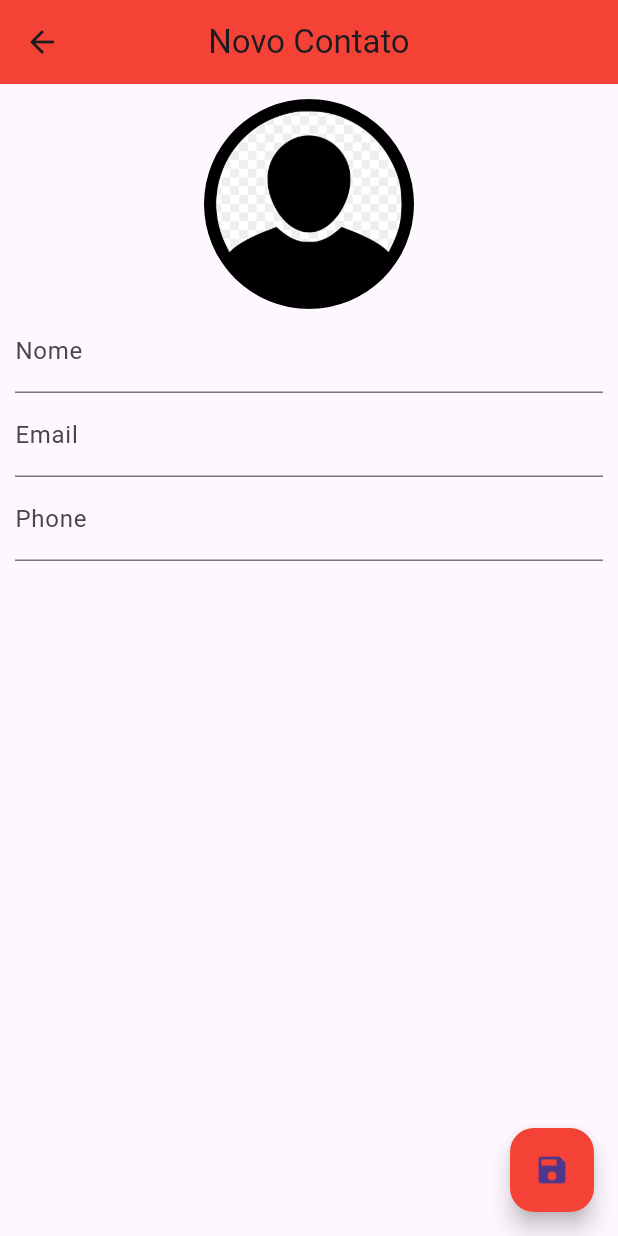
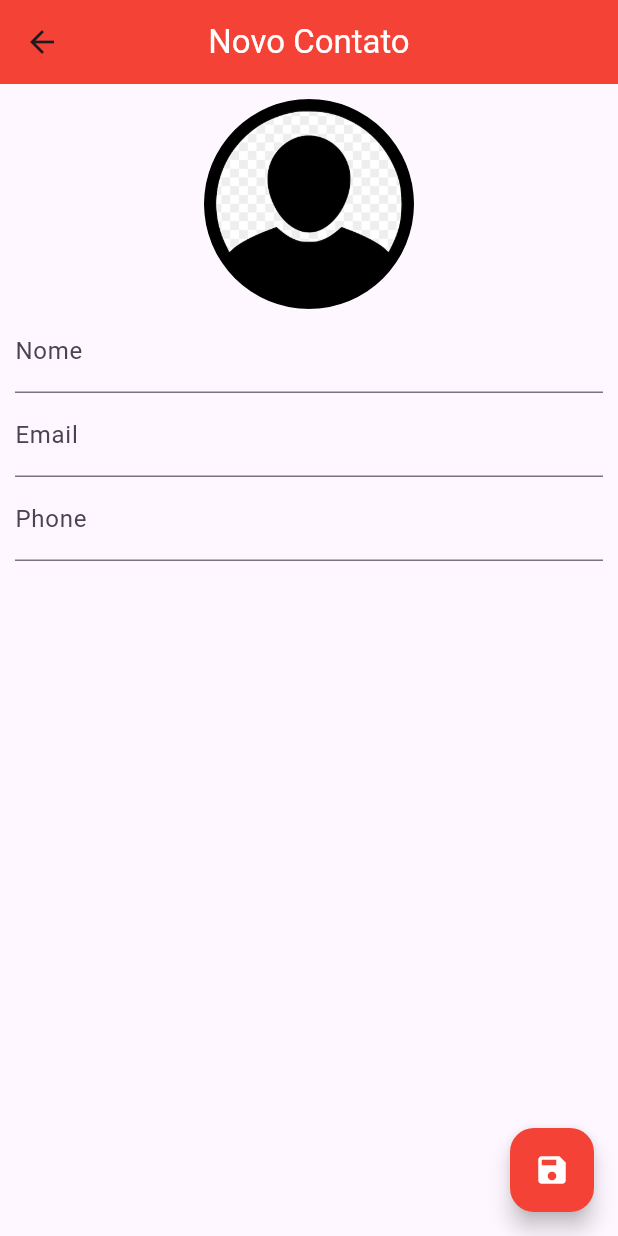
Before and after one commit to abigailmvlima/flutter_agenda_contatos, a Flutter app: the ContactPage screen opened directly with empty values, on a phone screen of 412 x 824 dp. Run offline on Flutter 3.47's test engine with Material 3 defaults, Android fonts, the phone set to English and light mode, and no system bars; our stand-ins replace sqflite; missing offline and left inert: img_picker; accounts and stored records are empty.

Commit message:
feat: change the icons and name in the appBar to white

```diff
--- a/lib/ui/contact_page.dart
+++ b/lib/ui/contact_page.dart
@@ -51,7 +51,8 @@ class _ContactPageState extends State<ContactPage> {
         child: Scaffold(
           appBar: AppBar(
             backgroundColor: Colors.red,
-            title: Text(_editedContact.name.isNotEmpty ? _editedContact.name : "Novo Contato"),
+            title: Text(_editedContact.name.isNotEmpty ? _editedContact.name : "Novo Contato",
+            style: const TextStyle(color: Colors.white),),
             centerTitle: true,
             leading: IconButton( // Botão de voltar personalizado
               icon: const Icon(Icons.arrow_back),
@@ -71,6 +72,7 @@ class _ContactPageState extends State<ContactPage> {
               //Ação do botão salvar aqui
             },
             backgroundColor: Colors.red,
+            foregroundColor: Colors.white, // Cor do ícone "salvar" (ícone de adição)
             child: const Icon(Icons.save),
           ),
           body: SingleChildScrollView(
```
Also changed, not shown: lib/ui/home_page.dart (+8 -1 lines).
